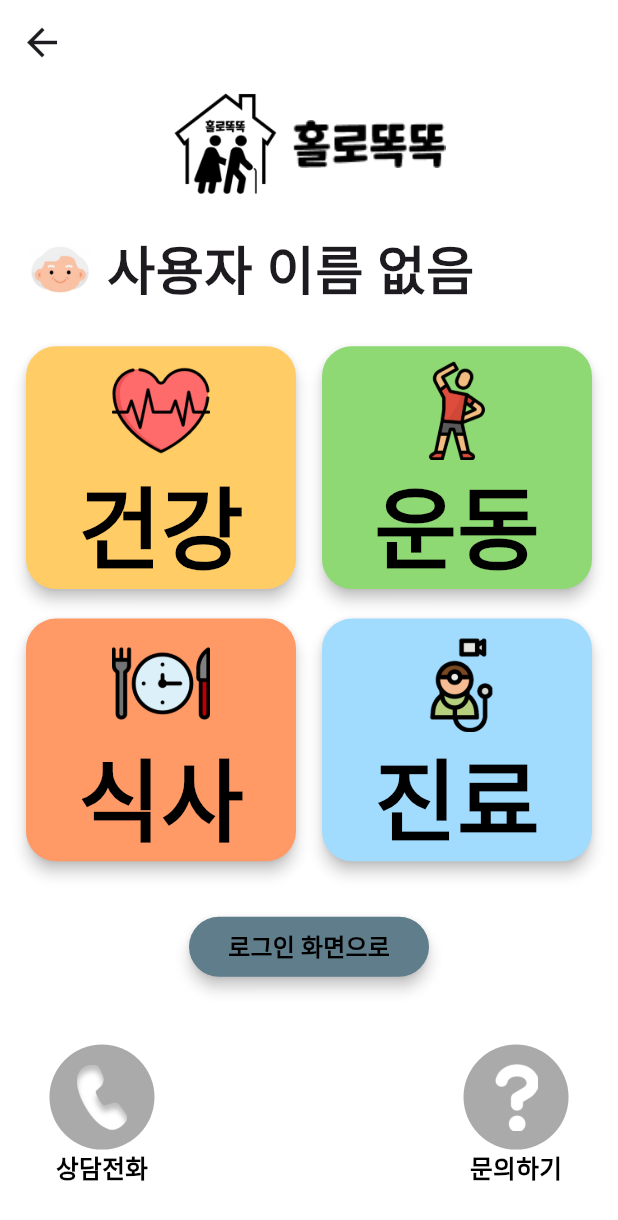
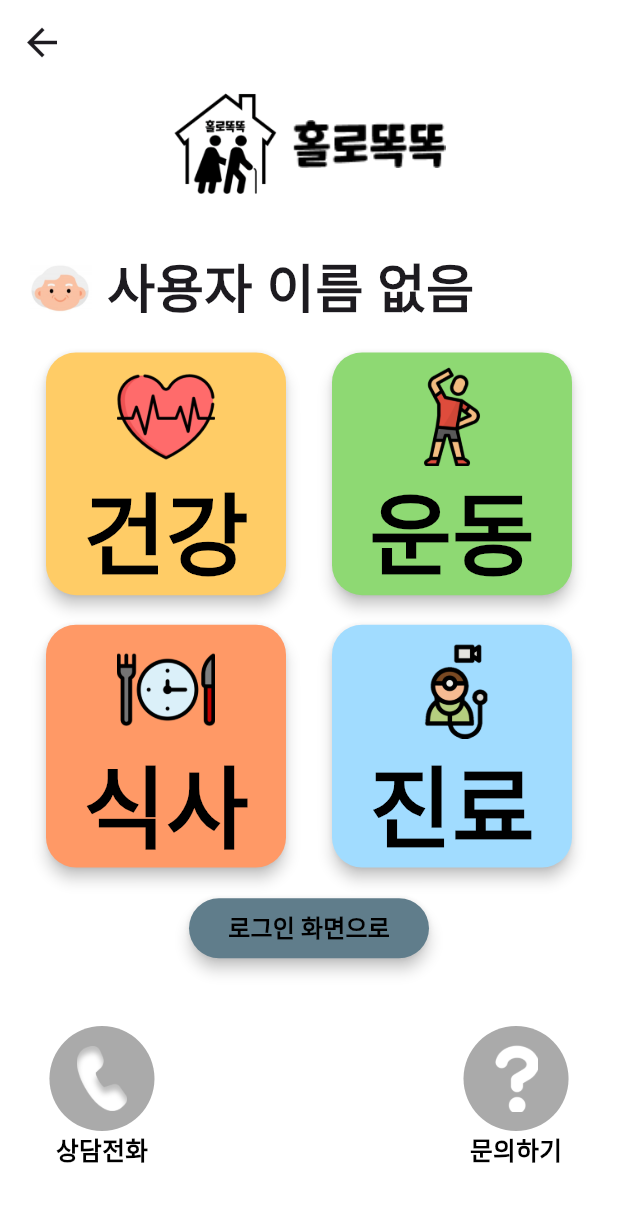
Before and after one commit to namminju/SeniorSmarkCare, a Flutter app: the MainScreen screen opened directly, on a phone screen of 412 x 824 dp. Shown: the top 1220 px of the screen. Run offline on Flutter 3.47's test engine with Material 3 defaults, Android fonts, the phone set to English and light mode, and no system bars; our stand-ins replace shared_preferences; accounts and stored records are empty; network calls fail.

Commit message:
[FE] fix : 에뮬레이터 보고 메인스크린 수정

```diff
--- a/frontend/lib/screen/MainScreen.dart
+++ b/frontend/lib/screen/MainScreen.dart
@@ -131,14 +131,14 @@ class _MainScreenState extends State<MainScreen> {
               ),
             ),
             Padding(
-              padding: EdgeInsets.all(width * 0.03),
+              padding: EdgeInsets.all(width * 0.02),
             ),
             Row(
               mainAxisAlignment: MainAxisAlignment.spaceEvenly,
               children: [
                 ElevatedButton(
                   style: ElevatedButton.styleFrom(
-                    minimumSize: const Size(180, 160),
+                    minimumSize: const Size(160, 160),
                     backgroundColor: const Color(0xFFFFCC66),
                     shape: RoundedRectangleBorder(
                       borderRadius: BorderRadius.circular(20),
@@ -172,7 +172,7 @@ class _MainScreenState extends State<MainScreen> {
                 ),
                 ElevatedButton(
                   style: ElevatedButton.styleFrom(
-                    minimumSize: const Size(180, 160),
+                    minimumSize: const Size(160, 160),
                     backgroundColor: const Color(0xFF8ED973),
                     shape: RoundedRectangleBorder(
                       borderRadius: BorderRadius.circular(20),
@@ -284,7 +284,7 @@ class _MainScreenState extends State<MainScreen> {
               children: [
                 ElevatedButton(
                   style: ElevatedButton.styleFrom(
-                    minimumSize: const Size(180, 160),
+                    minimumSize: const Size(160, 160),
                     backgroundColor: const Color(0xFFFF9966),
                     shape: RoundedRectangleBorder(
                       borderRadius: BorderRadius.circular(20),
@@ -382,7 +382,7 @@ class _MainScreenState extends State<MainScreen> {
                 ),
                 ElevatedButton(
                   style: ElevatedButton.styleFrom(
-                    minimumSize: const Size(180, 160),
+                    minimumSize: const Size(160, 160),
                     backgroundColor: const Color(0xFFA1DCFF),
                     shape: RoundedRectangleBorder(
                       borderRadius: BorderRadius.circular(20),
@@ -415,7 +415,7 @@ class _MainScreenState extends State<MainScreen> {
               ],
             ),
             Padding(
-              padding: EdgeInsets.all(width * 0.04),
+              padding: EdgeInsets.all(width * 0.02),
             ),
             ElevatedButton(
               style: ElevatedButton.styleFrom(
```
Also changed, not shown: frontend/pubspec.yaml (+4 -4 lines), frontend/pubspec.lock.
